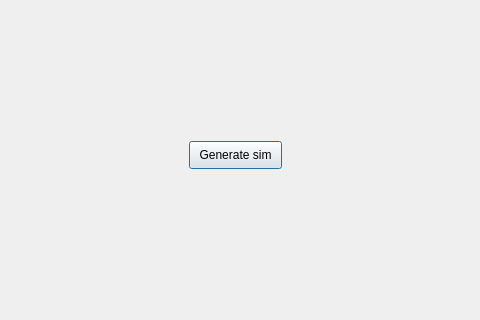
Old version of the form src/vaccininterface.ui in the repository Sam-Roggeman/ProjectPSE; both pictures show x 101 to 581 and y 89 to 409 of the 710 by 571 pixel window.
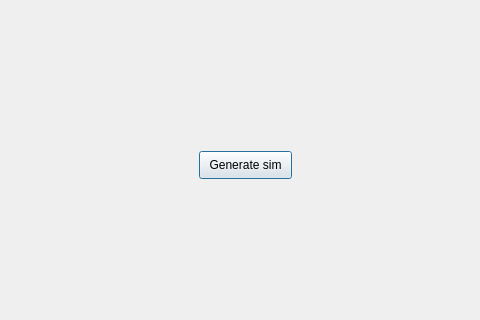
New version of the form. The open tabs and pages were chosen to show the change.

```diff
--- a/src/vaccininterface.ui
+++ b/src/vaccininterface.ui
@@ -16,8 +16,8 @@
   <widget class="QStackedWidget" name="stackedWidget">
    <property name="geometry">
     <rect>
-     <x>-10</x>
-     <y>0</y>
+     <x>0</x>
+     <y>10</y>
      <width>701</width>
      <height>561</height>
     </rect>
```
Left out of the diff: 2 changed lines with no effect on the pictures.
